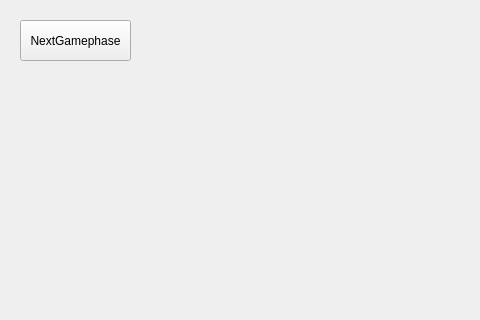
Before: the Qt Designer form UI/mainwindow.ui in Sakujii/islandgame, drawn with Qt 5; both pictures show x 0 to 480 and y 180 to 500 of the 800 by 600 pixel window.
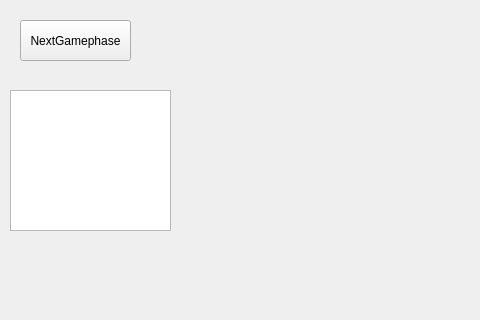
After: the same form once the commit is applied.

Commit message: List for points added, reworked addpoints function

```diff
--- a/UI/mainwindow.ui
+++ b/UI/mainwindow.ui
@@ -196,6 +196,16 @@
      <string/>
     </property>
    </widget>
+   <widget class="QListWidget" name="listWidgetPoints">
+    <property name="geometry">
+     <rect>
+      <x>10</x>
+      <y>270</y>
+      <width>161</width>
+      <height>141</height>
+     </rect>
+    </property>
+   </widget>
   </widget>
   <widget class="QMenuBar" name="menubar">
    <property name="geometry">
```
The commit also changes 4 other files.
